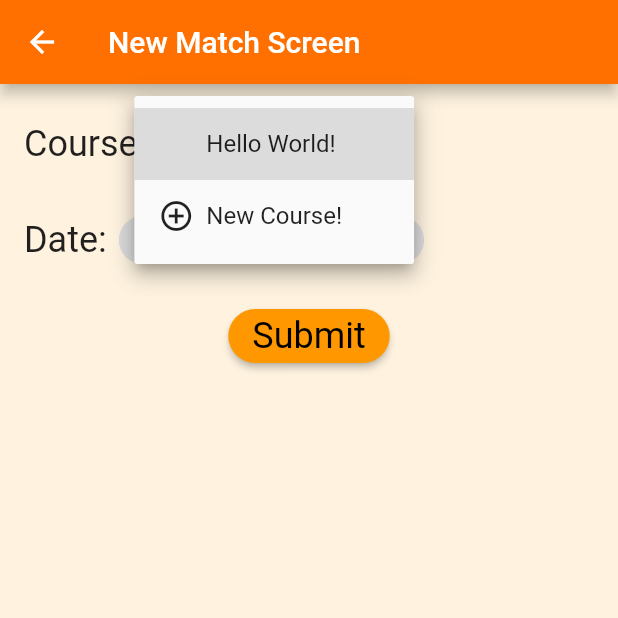
After one commit to lhartman1/disc_golf, a Flutter app: the NewMatchScreen screen opened directly, after a tap on the "arrow drop down" icon, on a phone screen of 412 x 824 dp, the top half of it. The commit adds this screen. Run offline on Flutter 3.47's test engine with Material 2 defaults, Android fonts, the phone set to English and light mode, and no system bars; our stand-ins replace cloud_firestore, firebase_auth, firebase_core, firebase_storage, flutter_speed_dial, image_picker and 2 more; missing offline and left inert: qr_code_scanner; accounts and stored records are empty; generated files the repository leaves out were written again.

Commit message:
Add ability to create a new match

```diff
--- a/lib/db/firebase_helper.dart
+++ b/lib/db/firebase_helper.dart
@@ -1,11 +1,22 @@
 import 'package:cloud_firestore/cloud_firestore.dart';
 import 'package:firebase_auth/firebase_auth.dart' as auth;
+import 'package:tuple/tuple.dart';
 
+import '../models/course.dart';
 import '../models/match.dart';
 import '../models/user.dart';
+import '../models/user_strokes.dart';
 
 abstract class FirebaseHelper {
   static String? getUserId() => auth.FirebaseAuth.instance.currentUser?.uid;
+
+  static Future<User?> getCurrentUser() {
+    final userId = getUserId();
+    if (userId != null) {
+      return getUser(userId);
+    }
+    return Future.value();
+  }
 
   static Future<User?> getUser(String uid) async {
     final userSnapshot =
@@ -17,22 +28,49 @@ abstract class FirebaseHelper {
     }
   }
 
-  static void createMatch() {
-    FirebaseFirestore.instance.collection('matches').doc()
-      ..set({
-        'course': {
-          'id': '<id goes here>',
-          'name': 'Beautiful new course!',
-          'pars': [3, 3, 3, 4, 5, 3, 4, 3, 4],
-        },
-        'datetime': DateTime.now(),
-        'players': [getUserId() ?? '<unknown>'],
-      })
-      ..collection('scorecard').doc().set({
-        'user': {
-          'email': 'doesitmatter@noitdoesnt.com',
-        },
-      });
+  // This assumes that course comes in with a placeholder id
+  static Tuple2<Course, Future> createCourse(Course course) {
+    final courseDoc = FirebaseFirestore.instance.collection('courses').doc();
+
+    // The id will be the document id in Firebase
+    final courseJson = course.toJson()..remove('id');
+
+    // But still update the course
+    course = course.copyWith(id: courseDoc.id);
+
+    return Tuple2(
+      course,
+      courseDoc.set(courseJson),
+    );
+  }
+
+  // This assumes that match comes in with a placeholder id
+  static Tuple2<Match, Future> createMatch(Match match) {
+    final matchDoc = FirebaseFirestore.instance.collection('matches').doc();
+
+    // The id will be the document id in Firebase
+    final matchJson = match.toJson()..remove('id');
+
+    // But still update the match
+    match = match.copyWith(id: matchDoc.id);
+
+    // This is kind of ugly, but it allows for not required the Tuple to be
+    // wrapped in a Future
+    return Tuple2(
+      match,
+      getCurrentUser().then((user) {
+        final userStrokes =
+            UserStrokes(user!, List.generate(match.course.numHoles, (_) => 0));
+        print('course: ${match.course.toJson()}');
+        return Future.wait([
+          matchDoc.set(matchJson),
+          matchDoc
+              .collection('scorecard')
+              .doc(user.id)
+              .set(userStrokes.toJson()),
+        ]);
+      }),
+    );
   }
 
   static Future updateScore(String userId, List<int> strokes, String matchId) {
--- a/lib/models/course.dart
+++ b/lib/models/course.dart
@@ -12,6 +12,17 @@ class Course {
 
   int get numHoles => pars.length;
 
+  Course copyWith({
+    String? id,
+    String? name,
+    List<int>? pars,
+  }) =>
+      Course(
+        id ?? this.id,
+        name ?? this.name,
+        pars ?? this.pars,
+      );
+
   factory Course.fromJson(Map<String, dynamic> json) => _$CourseFromJson(json);
 
   Map<String, dynamic> toJson() => _$CourseToJson(this);
--- a/lib/models/match.dart
+++ b/lib/models/match.dart
@@ -18,7 +18,7 @@ class _TimestampConverter implements JsonConverter<DateTime, Timestamp> {
   Timestamp toJson(DateTime date) => Timestamp.fromDate(date);
 }
 
-@JsonSerializable()
+@JsonSerializable(explicitToJson: true)
 class Match {
   const Match({
     required this.id,
@@ -33,6 +33,19 @@ class Match {
   final DateTime datetime;
   final List<String> players;
 
+  Match copyWith({
+    String? id,
+    Course? course,
+    DateTime? datetime,
+    List<String>? players,
+  }) =>
+      Match(
+        id: id ?? this.id,
+        course: course ?? this.course,
+        datetime: datetime ?? this.datetime,
+        players: players ?? this.players,
+      );
+
   factory Match.fromJson(Map<String, dynamic> json) => _$MatchFromJson(json);
 
   Map<String, dynamic> toJson() => _$MatchToJson(this);
--- a/lib/models/user_strokes.dart
+++ b/lib/models/user_strokes.dart
@@ -5,7 +5,7 @@ import 'user.dart';
 
 part 'user_strokes.g.dart';
 
-@JsonSerializable()
+@JsonSerializable(explicitToJson: true)
 class UserStrokes {
   const UserStrokes(this.user, this.strokes);
 
--- /dev/null
+++ b/lib/screens/new_match_screen.dart
@@ -0,0 +1,349 @@
+import 'package:disc_golf/db/firebase_helper.dart';
+import 'package:disc_golf/models/course.dart';
+import 'package:disc_golf/models/match.dart';
+import 'package:flutter/material.dart';
+
+import '../utils/utils.dart' as utils;
+
+const _DEFAULT_PAR = 3;
+const _DEFAULT_HOLES = 18;
+const _MAX_HOLES = 36;
+
+class NewMatchScreen extends StatefulWidget {
+  const NewMatchScreen({Key? key}) : super(key: key);
+
+  @override
+  _NewMatchScreenState createState() => _NewMatchScreenState();
+}
+
+class _NewMatchScreenState extends State<NewMatchScreen> {
+  final _formKey = GlobalKey<FormState>();
+  String? _selectedValue;
+  late DateTime _selectedDateTime;
+  late TextEditingController _nameController;
+  late TextEditingController _holeController;
+  late FocusNode _focusNode;
+  List<int> _holes = List.generate(_MAX_HOLES, (index) => _DEFAULT_PAR);
+
+  @override
+  void initState() {
+    super.initState();
+
+    final now = DateTime.now();
+
+    _selectedDateTime = DateTime(
+      now.year,
+      now.month,
+      now.day,
+      now.hour,
+      now.minute,
+    );
+
+    _focusNode = FocusNode();
+
+    _nameController = TextEditingController();
+    _holeController = TextEditingController(text: _DEFAULT_HOLES.toString());
+  }
+
+  @override
+  Widget build(BuildContext context) {
+    const box8 = const SizedBox(width: 8, height: 8);
+    const box16 = const SizedBox(width: 16, height: 16);
+
+    return Scaffold(
+      appBar: AppBar(
+        title: Text('New Match Screen'),
+      ),
+      body: SingleChildScrollView(
+        child: Padding(
+          padding: const EdgeInsets.all(16.0),
+          child: Column(
+            children: [
+              Row(
+                children: [
+                  Text(
+                    'Course:',
+                    style: Theme.of(context).textTheme.headline5,
+                  ),
+                  box8,
+                  // TODO: add existing matches
+                  DropdownButton(
+                    onChanged: (value) async {
+                      setState(() {
+                        _selectedValue = value as String;
+                      });
+                    },
+                    value: _selectedValue,
+                    items: [
+                      DropdownMenuItem(
+                        child: Row(
+                          children: [
+                            Icon(null),
+                            box8,
+                            Text('Hello World!'),
+                          ],
+                        ),
+                        value: '1',
+                      ),
+                      DropdownMenuItem(
+                        child: Row(
+                          children: [
+                            Icon(Icons.add_circle_outline),
+                            box8,
+                            Text('New Course!'),
+                          ],
+                        ),
+                        value: 'new-course',
+                      ),
+                    ],
+                  ),
+                ],
+              ),
+              if (_selectedValue == 'new-course') ...[
+                Form(
+                  key: _formKey,
+                  child: Card(
+                    child: Container(
+                      padding: EdgeInsets.all(16),
+                      width: double.infinity,
+                      child: Column(
+                        children: [
+                          TextFormField(
+                            controller: _nameController,
+                            focusNode: _focusNode,
+                            autovalidateMode:
+                                AutovalidateMode.onUserInteraction,
+                            validator: (value) {
+                              if (value == null)
+                                return 'Course Name cannot be null (how\'d that happen?)';
+                              if (value.isEmpty)
+                                return 'Course Name cannot be empty';
+                            },
+                            decoration: InputDecoration(
+                              labelText: 'Course Name',
+                            ),
+                          ),
+                          Row(
+                            crossAxisAlignment: CrossAxisAlignment.center,
+                            children: [
+                              Expanded(
+                                child: TextField(
+                                  enabled: false,
+                                  controller: _holeController,
+                                  decoration: InputDecoration(
+                                      labelText: 'Number of Holes'),
+                                ),
+                              ),
+                              IconButton(
+                                onPressed: () {
+                                  _changeFocus();
+                                  var value =
+                                      int.tryParse(_holeController.text);
+
+                                  if (value != null && value > 1) {
+                                    value--;
+                                    setState(() {
+                                      _holeController.text = value.toString();
+                                    });
+                                  }
+                                },
+                                icon: Icon(Icons.remove),
+                              ),
+                              IconButton(
+                                onPressed: () {
+                                  _changeFocus();
+                                  var value =
+                                      int.tryParse(_holeController.text);
+
+                                  if (value != null && value < _MAX_HOLES) {
+                                    value++;
+                                    setState(() {
+                                      _holeController.text = value.toString();
+                                    });
+                                  }
+                                },
+                                icon: Icon(Icons.add),
+                              ),
+                            ],
+                          ),
+                          box8,
+                          SingleChildScrollView(
+                            scrollDirection: Axis.horizontal,
+                            child: Row(
+                              children: List.generate(
+                                int.parse(_holeController.text),
+                                (index) => Card(
+                                  color: Colors.amberAccent,
+                                  child: Padding(
+                                    padding:
+                                        const EdgeInsets.fromLTRB(8, 16, 8, 0),
+                                    child: Column(
+                                      children: [
+                                        Text(
+                                          'Hole ${index + 1}',
+                                          style: Theme.of(context)
+                                              .textTheme
+                                              .headline6,
+                                        ),
+                                        IconButton(
+                                            onPressed: () {
+                                              _changeFocus();
+                                              if (_holes[index] < 10) {
+                                                setState(() {
+                                                  _holes[index]++;
+                                                });
+                                              }
+                                            },
+                                            icon: Icon(Icons.add)),
+                                        Text('PAR'),
+                                        Text(_holes[index].toString()),
+                                        IconButton(
+                                            onPressed: () {
+                                              _changeFocus();
+                                              if (_holes[index] > 1) {
+                                                setState(() {
+                                                  _holes[index]--;
+                                                });
+                                              }
+                                            },
+                                            icon: Icon(Icons.remove)),
+                                      ],
+                                    ),
+                                  ),
+                                ),
+                              ),
+                            ),
+                          )
+                        ],
+                      ),
+                    ),
+                  ),
+                )
+              ],
+              box16,
+              Row(
+                children: [
+                  Text(
+                    'Date:',
+                    style: Theme.of(context).textTheme.headline5,
+                  ),
+                  box8,
+                  GestureDetector(
+                    onTap: () async {
+                      _changeFocus();
+                      final result = await showDatePicker(
+                        context: context,
+                        initialDate: _selectedDateTime,
+                        firstDate: DateTime(2020),
+                        lastDate: DateTime(2100, 12, 31),
+                      );
+
+                      if (result != null) {
+                        setState(() {
+                          _selectedDateTime = DateTime(
+                            result.year,
+                            result.month,
+                            result.day,
+                            _selectedDateTime.hour,
+                            _selectedDateTime.minute,
+                          );
+                        });
+                      }
+                    },
+                    child: Chip(
+                      label:
+                          Text(utils.dateFormatter.format(_selectedDateTime)),
+                    ),
+                  ),
+                  box8,
+                  GestureDetector(
+                    onTap: () async {
+                      _changeFocus();
+                      final result = await showTimePicker(
+                          context: context,
+                          initialTime:
+                              TimeOfDay.fromDateTime(_selectedDateTime));
+
+                      if (result != null) {
+                        setState(() {
+                          _selectedDateTime = DateTime(
+                            _selectedDateTime.year,
+                            _selectedDateTime.month,
+                            _selectedDateTime.day,
+                            result.hour,
+                            result.minute,
+                          );
+                        });
+                      }
+                    },
+                    child: Chip(
+                      label:
+                          Text(utils.timeFormatter.format(_selectedDateTime)),
+                    ),
+                  ),
+                ],
+              ),
+              box16,
+              ElevatedButton(
+                onPressed: () {
+                  _focusNode.unfocus();
+                  print('onPressed w/ value: $_selectedValue');
+                  if (_selectedValue == 'new-course') {
+                    if (!_formKey.currentState!.validate()) {
+                      ScaffoldMessenger.of(context)
+                        ..clearSnackBars()
+                        ..showSnackBar(SnackBar(
+                          content: Text('You must provide a Course Name!'),
+                        ));
+                      return;
+                    }
+                    final name = _nameController.text;
+                    final pars = _holes
+                        .getRange(0, int.parse(_holeController.text))
+                        .toList();
+                    var course = Course('<placeholder>', name, pars);
+                    course = FirebaseHelper.createCourse(course).item1;
+
+                    final match = Match(
+                      id: '<placeholder>',
+                      course: course,
+                      datetime: _selectedDateTime,
+                      players: [
+                        FirebaseHelper.getUserId()!,
+                      ],
+                    );
+
+                    FirebaseHelper.createMatch(match);
+
+                    print('Did I get here????');
+                  }
+                },
+                child: Text('Submit'),
+                style: ElevatedButton.styleFrom(
+                  shape: RoundedRectangleBorder(
+                      borderRadius: BorderRadius.circular(32.0)),
+                  textStyle: Theme.of(context).textTheme.headline5,
+                ),
+              ),
+            ],
+          ),
+        ),
+      ),
+    );
+  }
+
+  void _changeFocus() {
+    if (_focusNode.hasFocus) {
+      _formKey.currentState?.validate();
+      _focusNode.unfocus();
+    }
+  }
+
+  @override
+  void dispose() {
+    super.dispose();
+    _nameController.dispose();
+    _holeController.dispose();
+    _focusNode.dispose();
+  }
+}
--- /dev/null
+++ b/lib/utils/utils.dart
@@ -0,0 +1,5 @@
+import 'package:intl/intl.dart';
+
+final dateTimeFormatter = DateFormat.yMEd().add_jm();
+final dateFormatter = DateFormat.yMEd();
+final timeFormatter = DateFormat.jm();
--- a/pubspec.yaml
+++ b/pubspec.yaml
@@ -39,6 +39,7 @@ dependencies:
   provider: ^5.0.0
   qr_code_scanner: ^0.5.1
   intl: ^0.17.0
+  tuple: ^2.0.0
 
 dev_dependencies:
   build_runner: ^2.0.4
```
Also changed, not shown: lib/main.dart (+6 -12 lines), pubspec.lock.
